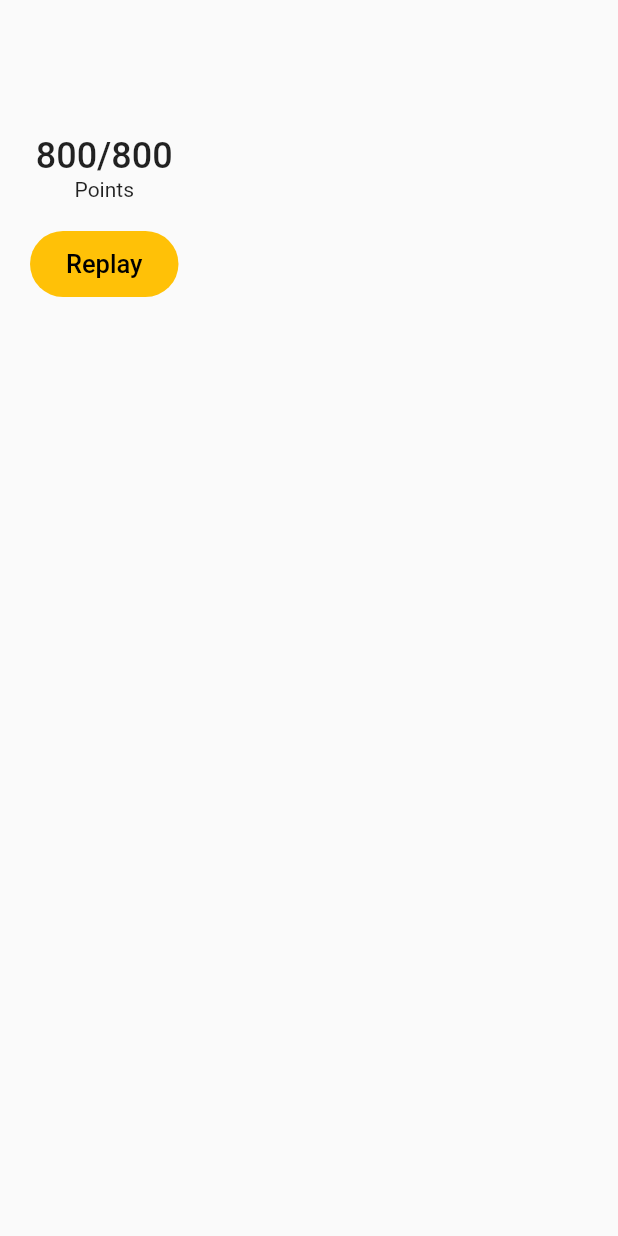
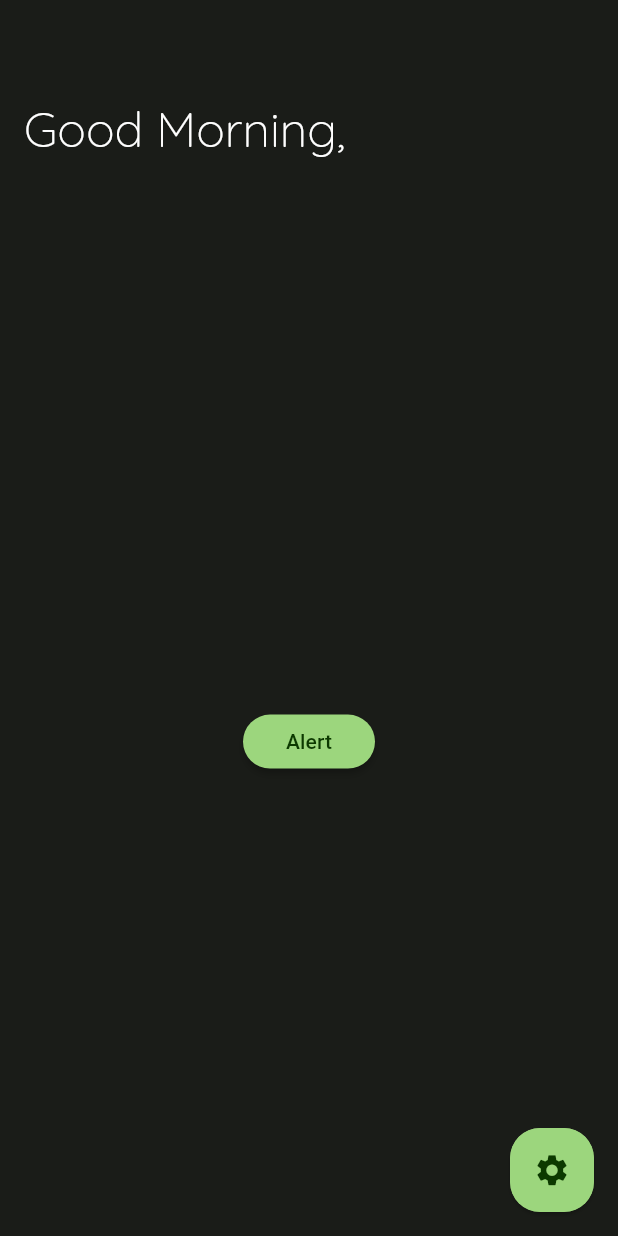
Before and after one commit to FirefoxSRV/Match-da-pairs, a Flutter app: the screen it shows after launch, on a phone screen of 412 x 824 dp. Run offline on Flutter 3.47's test engine with Material 2 defaults, Android fonts, the light colour scheme and no system bars; our stand-ins replace google_fonts, lite_rolling_switch.

Commit message:
Material 3 introduction to UI dev

```diff
--- a/lib/data/data.dart
+++ b/lib/Logic/functions_objects.dart
@@ -1,14 +1,13 @@
-import '../model/tile_model.dart';
-int points = 800;
+import 'structure.dart';
+int points = 0;
 bool loadSelect = false;
 String selectedImagePath = "";
 late int selectedTileIndex;
 
 
-List<TileModel> pairs = [];
-List<TileModel> visiblePairs = [];
+List<TileModel> itemDuos = [];
+List<TileModel> hiddenDuos = [];
 List<TileModel> getPairs(){
-
   List<TileModel> pairs = [];
   TileModel tileModel1 = TileModel(pathToImage: "assets/images/1.png", selected: false);
   pairs.add(tileModel1);
--- /dev/null
+++ b/lib/constants.dart
@@ -0,0 +1,12 @@
+import 'dart:ui';
+
+import 'package:flutter/material.dart';
+
+Color scaffoldBackgroundColor = Color(0xFF1a1c18);
+Color bodyTextColor = Colors.white;
+Color buttonOutlineColor =Colors.grey;
+
+
+
+Color darkModeButtonBackgroundGreen = Color(0xFF9cd67d);
+Color darkModeButtonIconTextColorGreen = Color(0xFF0c3900);
--- /dev/null
+++ b/lib/game_screen/game_screen.dart
@@ -0,0 +1 @@
+// TODO Implement this library.
--- a/lib/main.dart
+++ b/lib/main.dart
@@ -1,10 +1,20 @@
 import 'package:flutter/material.dart';
-import 'package:mem_game/data/data.dart';
-
-import 'model/tile_model.dart';
-
+import 'package:mem_game/Logic/functions_objects.dart';
+import 'package:google_fonts/google_fonts.dart';
+import 'Screen/game_screen/game_screen.dart';
+import 'package:animations/animations.dart';
+import 'Screen/settings_screen/SettingScreen.dart';
+import 'constants.dart';
 void main() {
-  runApp(MaterialApp(home: const MyApp()));
+  runApp(
+    MaterialApp(
+      // home: const GameScreen(),
+      home: MyApp(),
+      theme: ThemeData(
+        useMaterial3: true
+      ),
+    ),
+  );
 }
 
 class MyApp extends StatefulWidget {
@@ -15,125 +25,105 @@ class MyApp extends StatefulWidget {
 }
 
 class _MyAppState extends State<MyApp> {
-  @override
-  void initState() {
-    super.initState();
-    loadSelect = true;
-    pairs = getPairs();
-    pairs.shuffle();
-    visiblePairs = pairs;
-    Future.delayed(const Duration(seconds: 5), () {
-      setState(() {
-        visiblePairs = getQuestions();
-        loadSelect = false;
-      });
-    });
-  }
+
 
   @override
   Widget build(BuildContext context) {
+
+    late String greet;
+    int dayHour = DateTime.now().hour;
+    if (dayHour >= 0 && dayHour < 12) {
+      greet = "Good Morning,";
+    } else if (dayHour >= 12 && dayHour < 18) {
+      greet = "Good Afternoon,";
+    } else if (dayHour >= 18 && dayHour < 24) {
+      greet = "Good Evening,";
+    }
+
+    return LayoutBuilder(
+      builder: (context,constraints) {
+        var containerWidth = constraints.maxWidth;
+        var containerHeight = constraints.maxHeight;
         return Scaffold(
-      body: Container(
-        padding: EdgeInsets.symmetric(vertical: 50, horizontal: 20),
-        child: Column(
-          children: [
-            SizedBox(
-              height: 40,
+          appBar: AppBar(
+            toolbarHeight: containerHeight*0.2,
+            backgroundColor: scaffoldBackgroundColor,
+            title: Padding(
+              padding: EdgeInsets.only(top:containerHeight*0.01),
+              child: Text(greet,style: GoogleFonts.quicksand(color: bodyTextColor
+                  ,fontSize: 32,fontWeight: FontWeight.w300),),
             ),
-            Text(
-              "$points/800",
-              style: TextStyle(fontSize: 24, fontWeight: FontWeight.w500),
           ),
-            Text("Points"),
-            SizedBox(
-              height: 20,
+          backgroundColor: scaffoldBackgroundColor,
+          floatingActionButton: AnimatedScale(
+            duration: const Duration(milliseconds: 950),
+            scale: 1,
+            child: OpenContainer(
+              closedColor: darkModeButtonBackgroundGreen,
+              middleColor: darkModeButtonBackgroundGreen,
+              transitionType: ContainerTransitionType.fadeThrough,
+              closedShape: RoundedRectangleBorder(
+                borderRadius: BorderRadius.circular(20.0),
               ),
-            points != 800
-                ? GridView(
-                    shrinkWrap: true,
-                    gridDelegate: SliverGridDelegateWithMaxCrossAxisExtent(mainAxisSpacing: 0.0, maxCrossAxisExtent: 100),
-                    children: List.generate(visiblePairs.length, (index) {
-                      return ItemContainers(
-                        state: this,
-                        pathToImage: visiblePairs[index].getImagePath(),
-                        tileIndex: index,
+              openBuilder: (BuildContext context, VoidCallback closeContainer) {
+                return SettingScreen();
+              },
+              closedBuilder: (BuildContext context, VoidCallback openContainer) {
+                return FloatingActionButton(
+                  shape: RoundedRectangleBorder(
+                    borderRadius: BorderRadius.circular(20.0),
+                  ),
+                  onPressed: () {
+                    openContainer();
+                  },
+                  backgroundColor: darkModeButtonBackgroundGreen,
+                  elevation: 10.0,
+                  splashColor: Colors.grey,
+                  child: Icon(
+                    Icons.settings,
+                    color: darkModeButtonIconTextColorGreen,
+                    size: 25,
+                  ),
                 );
-                    }),
-                  )
-                : Container(
-                    padding: EdgeInsets.symmetric(vertical: 12,horizontal: 24),
-                    decoration: BoxDecoration(color: Colors.amber, borderRadius: BorderRadius.circular(25)),
+              },
+              useRootNavigator: true,
+            ),
+          ),
+          body: Center(
+            child: MaterialButton(
+              shape: RoundedRectangleBorder(
+                borderRadius: BorderRadius.only(bottomLeft: Radius.circular(20),topLeft: Radius.circular(20),topRight: Radius.circular(20),bottomRight: Radius.circular(20))
+              ),
+              color: darkModeButtonBackgroundGreen,
+              onPressed: (){
+                showDialog(context: context, builder: (context){
+                    return AlertDialog(
+                        shape: RoundedRectangleBorder(
+                          borderRadius: BorderRadius.circular(25.0),
+                          side: BorderSide(color: buttonOutlineColor),
+                        ),
+                        title: Center(
                           child: Text(
-                      "Replay",
-                      style: TextStyle(fontSize: 17, fontWeight: FontWeight.w500, color: Colors.black),
+                            "Alert",
+                            textAlign: TextAlign.center,
+                            style: GoogleFonts.quicksand(fontSize: 25),
                           ),
-                  )
-          ],
+                        ),
+                        content: Padding(
+                          padding: const EdgeInsets.all(8.0),
+                          child: SizedBox(
+                            width: 300,
+                            height: containerHeight * 0.1,
+                            child: Text("Hii")
+                          ),
+                        ));
+                });
+              },
+              child: Text("Alert",style: TextStyle(color: darkModeButtonIconTextColorGreen),),
             ),
           ),
         );
       }
-}
-
-class ItemContainers extends StatefulWidget {
-  late String pathToImage;
-  late int tileIndex;
-  _MyAppState state;
-
-  ItemContainers({super.key, required this.pathToImage, required this.tileIndex, required this.state});
-
-  @override
-  State<ItemContainers> createState() => _ItemContainersState();
-}
-
-class _ItemContainersState extends State<ItemContainers> {
-  @override
-  Widget build(BuildContext context) {
-    return GestureDetector(
-      onTap: () {
-        if (!loadSelect) {
-          if (selectedImagePath != "") {
-            if (selectedImagePath == pairs[widget.tileIndex].getImagePath()) {
-              print("Correct");
-              loadSelect = true;
-              Future.delayed(Duration(seconds: 2), () {
-                points = points + 100;
-                setState(() {});
-                loadSelect = false;
-                widget.state.setState(() {
-                  pairs[selectedTileIndex].setImagePath("");
-                  pairs[widget.tileIndex].setImagePath("");
-                });
-                selectedImagePath = "";
-              });
-            } else {
-              print("Wrong");
-              loadSelect = true;
-              Future.delayed(Duration(seconds: 2), () {
-                loadSelect = false;
-                widget.state.setState(() {
-                  pairs[widget.tileIndex].setIsSelected(false);
-                  pairs[selectedTileIndex].setIsSelected(false);
-                });
-
-                selectedImagePath = "";
-              });
-            }
-          } else {
-            selectedTileIndex = widget.tileIndex;
-            selectedImagePath = pairs[widget.tileIndex].getImagePath();
-          }
-          setState(() {
-            pairs[widget.tileIndex].setIsSelected(true);
-          });
-        }
-      },
-      child: Container(
-        margin: EdgeInsets.all(15),
-        child: pairs[widget.tileIndex].getImagePath() != ""
-            ? Image.asset(pairs[widget.tileIndex].getSelected() ? pairs[widget.tileIndex].getImagePath() : widget.pathToImage)
-            : Image.asset("assets/images/white.png"),
-      ),
     );
   }
 }
--- a/pubspec.yaml
+++ b/pubspec.yaml
@@ -35,6 +35,9 @@ dependencies:
   # The following adds the Cupertino Icons font to your application.
   # Use with the CupertinoIcons class for iOS style icons.
   cupertino_icons: ^1.0.2
+  google_fonts: ^6.0.0
+  animations: ^2.0.8
+  lite_rolling_switch: ^1.0.1
 
 dev_dependencies:
   flutter_test:
```
Also changed, not shown: lib/Screen/game_screen/game_screen.dart (added, +140 -0 lines), lib/Screen/settings_screen/SettingScreen.dart (added, +122 -0 lines), lib/Logic/structure.dart (renamed from lib/model/tile_model.dart), pubspec.lock, 2 other files. Lines whose indentation alone changed are shown as unchanged.
